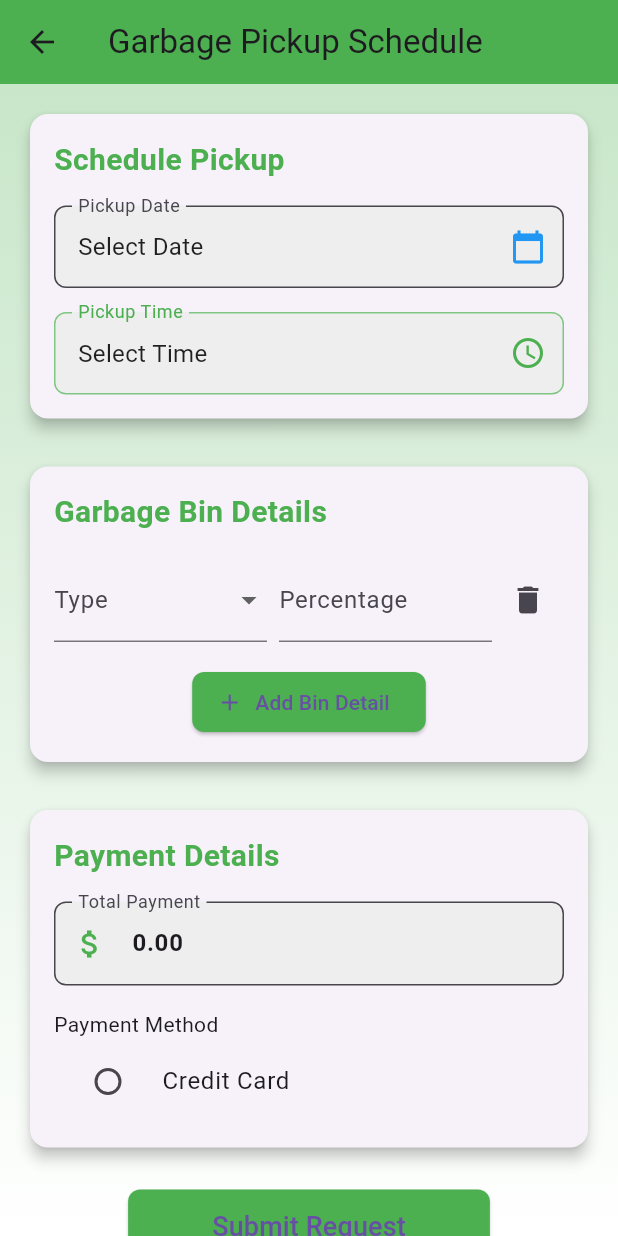
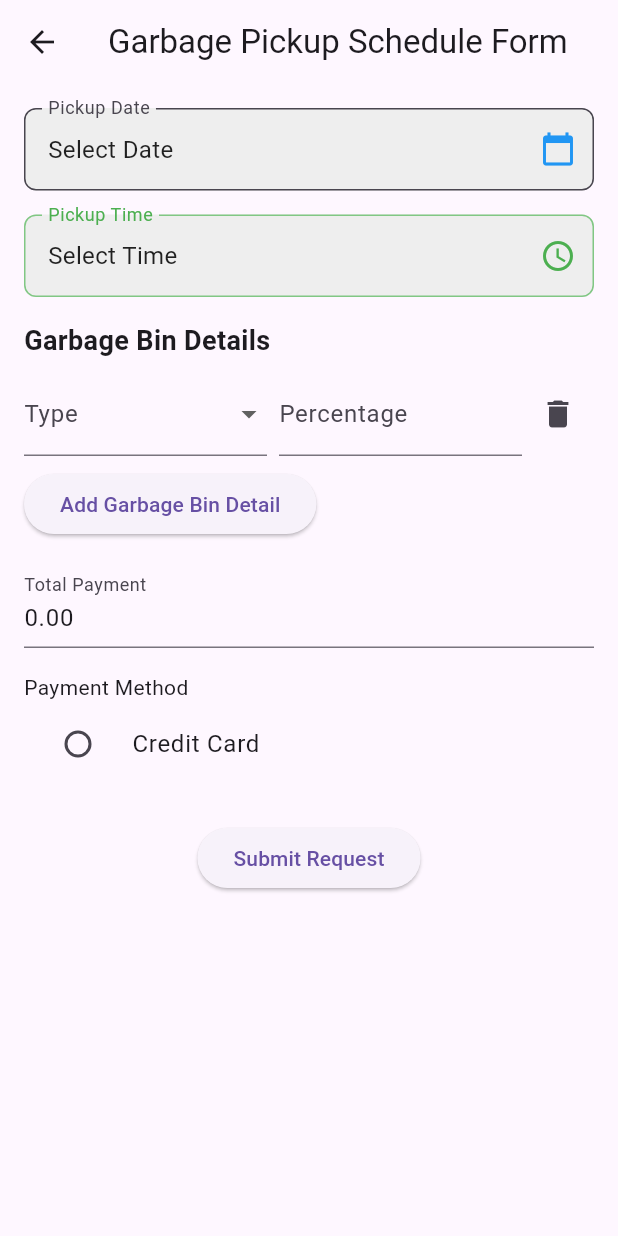
Before and after one commit to EcoBin-System/EcoBinWeb, a Flutter app: the GarbagePickupFormPage screen opened directly, on a phone screen of 412 x 824 dp. Run offline on Flutter 3.47's test engine with Material 3 defaults, Android fonts, the phone set to English and light mode, and no system bars; our stand-ins replace cloud_firestore, firebase_auth, firebase_core, logger, random_string; accounts and stored records are empty.

Commit message:
added loggers and proper error handling code snippets.

```diff
--- a/lib/pages/garbage_pickup_form.dart
+++ b/lib/pages/garbage_pickup_form.dart
@@ -1,3 +1,4 @@
+import 'package:ecobin_app/pages/pickup_records.dart';
 import 'package:flutter/material.dart';
 import 'package:firebase_auth/firebase_auth.dart';
 import 'package:cloud_firestore/cloud_firestore.dart';
@@ -5,6 +6,7 @@ import '../models/pickup_request.dart';
 import '../widgets/date_picker.dart';
 import '../widgets/time_picker.dart';
 import '../widgets/payment_method_radio.dart';
+import 'package:logger/logger.dart';
 
 class GarbagePickupFormPage extends StatefulWidget {
   @override
@@ -15,18 +17,15 @@ class _GarbagePickupFormPageState extends State<GarbagePickupFormPage> {
   final _formKey = GlobalKey<FormState>();
   final _auth = FirebaseAuth.instance;
   final _firestore = FirebaseFirestore.instance;
-
+  final Logger _logger = Logger();
   DateTime? _pickupDate;
   TimeOfDay? _pickupTime;
   final TextEditingController _totalPaymentController = TextEditingController();
   String _paymentMethod = '';
-
   final List<String> _paymentMethods = ['Credit Card'];
-
-  final List<Map<String, dynamic>> _garbageBinDetails = [
+  List<Map<String, dynamic>> _garbageBinDetails = [
     {'type': '', 'percentage': ''}
   ];
-
   final List<String> _allGarbageTypes = [
     'Organic',
     'Plastic',
@@ -38,6 +37,7 @@ class _GarbagePickupFormPageState extends State<GarbagePickupFormPage> {
   void initState() {
     super.initState();
     _calculateTotalPayment();
+    _logger.i('Initialized GarbagePickupFormPage');
   }
 
   @override
@@ -49,20 +49,8 @@ class _GarbagePickupFormPageState extends State<GarbagePickupFormPage> {
   @override
   Widget build(BuildContext context) {
     return Scaffold(
-      appBar: AppBar(
-        title: const Text('Garbage Pickup Schedule'),
-        backgroundColor: Colors.green,
-        elevation: 0,
-      ),
-      body: Container(
-        decoration: BoxDecoration(
-          gradient: LinearGradient(
-            begin: Alignment.topCenter,
-            end: Alignment.bottomCenter,
-            colors: [Colors.green.shade100, Colors.white],
-          ),
-        ),
-        child: SingleChildScrollView(
+      appBar: AppBar(title: const Text('Garbage Pickup Schedule Form')),
+      body: SingleChildScrollView(
         child: Padding(
           padding: EdgeInsets.all(16.0),
           child: Form(
@@ -70,148 +58,57 @@ class _GarbagePickupFormPageState extends State<GarbagePickupFormPage> {
             child: Column(
               crossAxisAlignment: CrossAxisAlignment.start,
               children: [
-                  Card(
-                    elevation: 4,
-                    shape: RoundedRectangleBorder(
-                      borderRadius: BorderRadius.circular(12),
-                    ),
-                    child: Padding(
-                      padding: EdgeInsets.all(16),
-                      child: Column(
-                        crossAxisAlignment: CrossAxisAlignment.start,
-                        children: [
-                          const Text(
-                            'Schedule Pickup',
-                            style: TextStyle(
-                              fontSize: 20,
-                              fontWeight: FontWeight.bold,
-                              color: Colors.green,
-                            ),
-                          ),
-                          SizedBox(height: 16),
                 DatePicker(
                   selectedDate: _pickupDate,
-                            onDateSelected: (date) =>
-                                setState(() => _pickupDate = date),
+                  onDateSelected: (date) {
+                    setState(() => _pickupDate = date);
+                    _logger.i('Pickup date selected: $date');
+                  },
                 ),
                 SizedBox(height: 16),
                 TimePicker(
                   selectedTime: _pickupTime,
-                            onTimeSelected: (time) =>
-                                setState(() => _pickupTime = time),
-                          ),
-                        ],
-                      ),
-                    ),
-                  ),
-                  SizedBox(height: 24),
-                  Card(
-                    elevation: 4,
-                    shape: RoundedRectangleBorder(
-                      borderRadius: BorderRadius.circular(12),
-                    ),
-                    child: Padding(
-                      padding: EdgeInsets.all(16),
-                      child: Column(
-                        crossAxisAlignment: CrossAxisAlignment.start,
-                        children: [
-                          const Text(
-                            'Garbage Bin Details',
-                            style: TextStyle(
-                              fontSize: 20,
-                              fontWeight: FontWeight.bold,
-                              color: Colors.green,
-                            ),
+                  onTimeSelected: (time) {
+                    setState(() => _pickupTime = time);
+                    _logger.i('Pickup time selected: $time');
+                  },
                 ),
                 SizedBox(height: 16),
+                Text('Garbage Bin Details',
+                    style:
+                        TextStyle(fontSize: 18, fontWeight: FontWeight.bold)),
+                SizedBox(height: 8),
                 ..._buildGarbageBinDetailsFields(),
-                          SizedBox(height: 16),
-                          Center(
-                            child: ElevatedButton.icon(
+                SizedBox(height: 8),
+                ElevatedButton(
                   onPressed: _addGarbageBinDetail,
-                              icon: Icon(Icons.add),
-                              label: Text('Add Bin Detail'),
-                              style: ElevatedButton.styleFrom(
-                                backgroundColor: Colors.green,
-                                shape: RoundedRectangleBorder(
-                                  borderRadius: BorderRadius.circular(8),
-                                ),
-                              ),
-                            ),
-                          ),
-                        ],
-                      ),
-                    ),
-                  ),
-                  SizedBox(height: 24),
-                  Card(
-                    elevation: 4,
-                    shape: RoundedRectangleBorder(
-                      borderRadius: BorderRadius.circular(12),
-                    ),
-                    child: Padding(
-                      padding: EdgeInsets.all(16),
-                      child: Column(
-                        crossAxisAlignment: CrossAxisAlignment.start,
-                        children: [
-                          const Text(
-                            'Payment Details',
-                            style: TextStyle(
-                              fontSize: 20,
-                              fontWeight: FontWeight.bold,
-                              color: Colors.green,
-                            ),
+                  child: Text('Add Garbage Bin Detail'),
                 ),
                 SizedBox(height: 16),
                 TextFormField(
                   controller: _totalPaymentController,
                   decoration: InputDecoration(
                     labelText: 'Total Payment',
-                              border: OutlineInputBorder(
-                                borderRadius: BorderRadius.circular(8),
-                              ),
-                              filled: true,
-                              fillColor: Colors.grey[200],
-                              prefixIcon:
-                                  Icon(Icons.attach_money, color: Colors.green),
                   ),
                   readOnly: true,
-                            style: TextStyle(
-                                fontSize: 16, fontWeight: FontWeight.bold),
                 ),
                 SizedBox(height: 16),
                 PaymentMethodRadio(
                   paymentMethods: _paymentMethods,
                   selectedMethod: _paymentMethod,
-                            onMethodSelected: (method) =>
-                                setState(() => _paymentMethod = method),
-                          ),
-                        ],
-                      ),
-                    ),
+                  onMethodSelected: (method) {
+                    setState(() => _paymentMethod = method);
+                    _logger.i('Payment method selected: $method');
+                  },
                 ),
                 SizedBox(height: 24),
                 Center(
                   child: ElevatedButton(
                     onPressed: _submitForm,
-                      style: ElevatedButton.styleFrom(
-                        backgroundColor: Colors.green,
-                        shape: RoundedRectangleBorder(
-                          borderRadius: BorderRadius.circular(8),
-                        ),
-                      ),
-                      child: const Padding(
-                        padding:
-                            EdgeInsets.symmetric(horizontal: 32, vertical: 12),
-                        child: Text(
-                          'Submit Request',
-                          style: TextStyle(fontSize: 18),
-                        ),
-                      ),
+                    child: Text('Submit Request'),
                   ),
                 ),
               ],
-              ),
             ),
           ),
         ),
@@ -224,13 +121,11 @@ class _GarbagePickupFormPageState extends State<GarbagePickupFormPage> {
       int idx = entry.key;
       var detail = entry.value;
       List<String> availableTypes = _getAvailableGarbageTypes(idx);
-
       // Ensure the current value is in the available types
       String currentValue = detail['type'];
       if (currentValue.isNotEmpty && !availableTypes.contains(currentValue)) {
         availableTypes.add(currentValue);
       }
-
       return Row(
         children: [
           Expanded(
@@ -246,6 +141,7 @@ class _GarbagePickupFormPageState extends State<GarbagePickupFormPage> {
               onChanged: (String? newValue) {
                 setState(() {
                   _garbageBinDetails[idx]['type'] = newValue ?? '';
+                  _logger.i('Selected type for bin $idx: ${newValue ?? ''}');
                 });
               },
               validator: (value) {
@@ -266,6 +162,7 @@ class _GarbagePickupFormPageState extends State<GarbagePickupFormPage> {
                 setState(() {
                   _garbageBinDetails[idx]['percentage'] = value;
                   _calculateTotalPayment();
+                  _logger.i('Updated percentage for bin $idx: $value');
                 });
               },
               validator: (value) {
@@ -282,7 +179,10 @@ class _GarbagePickupFormPageState extends State<GarbagePickupFormPage> {
           ),
           IconButton(
             icon: Icon(Icons.delete),
-            onPressed: () => _removeGarbageBinDetail(idx),
+            onPressed: () {
+              _removeGarbageBinDetail(idx);
+              _logger.i('Removed bin detail at index $idx');
+            },
           ),
         ],
       );
@@ -297,7 +197,6 @@ class _GarbagePickupFormPageState extends State<GarbagePickupFormPage> {
             entry.key != currentIndex && entry.value['type'].isNotEmpty)
         .map((entry) => entry.value['type'] as String)
         .toList();
-
     return _allGarbageTypes
         .where((type) => !selectedTypes.contains(type))
         .toList();
@@ -306,6 +205,7 @@ class _GarbagePickupFormPageState extends State<GarbagePickupFormPage> {
   void _addGarbageBinDetail() {
     setState(() {
       _garbageBinDetails.add({'type': '', 'percentage': ''});
+      _logger.i('Added new garbage bin detail');
     });
   }
 
@@ -313,6 +213,7 @@ class _GarbagePickupFormPageState extends State<GarbagePickupFormPage> {
     setState(() {
       _garbageBinDetails.removeAt(index);
       _calculateTotalPayment();
+      _logger.i('Removed garbage bin detail at index: $index');
     });
   }
 
@@ -323,6 +224,7 @@ class _GarbagePickupFormPageState extends State<GarbagePickupFormPage> {
       totalPayment += (percentage / 100) * 50;
     }
     _totalPaymentController.text = totalPayment.toStringAsFixed(2);
+    _logger.i('Calculated total payment: $totalPayment');
   }
 
   void _submitForm() async {
@@ -332,18 +234,17 @@ class _GarbagePickupFormPageState extends State<GarbagePickupFormPage> {
         if (currentUser != null) {
           DocumentSnapshot userDoc =
               await _firestore.collection('users').doc(currentUser.uid).get();
-
           if (!userDoc.exists) {
+            _logger
+                .e('User document does not exist for UID: ${currentUser.uid}');
             throw Exception('User document does not exist');
           }
-
           Map<String, dynamic> userData =
               userDoc.data() as Map<String, dynamic>;
-
           if (_pickupDate == null || _pickupTime == null) {
+            _logger.e('Pickup date or time is not selected');
             throw Exception('Pickup date or time is not selected');
           }
-
           PickupRequest request = PickupRequest(
             userId: currentUser.uid,
             userName: userData['name'],
@@ -357,21 +258,30 @@ class _GarbagePickupFormPageState extends State<GarbagePickupFormPage> {
             paymentMethod: _paymentMethod,
             createdAt: DateTime.now(),
           );
-
           await _firestore.collection('pickupRequests').add(request.toMap());
-
+          _logger.i('Pickup request submitted successfully: $request');
           ScaffoldMessenger.of(context).showSnackBar(
             SnackBar(content: Text('Pickup request submitted successfully!')),
           );
+
+          // Navigate to UserPickupRequestsPage after successful submission
+          Navigator.of(context).pushReplacement(
+            MaterialPageRoute(
+              builder: (context) => UserPickupRequestsPage(),
+            ),
+          );
         } else {
+          _logger.e('No authenticated user found');
           throw Exception('No authenticated user found');
         }
       } catch (e) {
-        print('Error submitting form: $e');
+        _logger.e('Error submitting form: $e');
         ScaffoldMessenger.of(context).showSnackBar(
-          SnackBar(content: Text('Error: ${e.toString()}')),
+          SnackBar(content: Text('Failed to submit request: $e')),
         );
+      }
+    } else {
+      _logger.w('Form validation failed');
     }
   }
 }
-}
--- a/pubspec.yaml
+++ b/pubspec.yaml
@@ -18,6 +18,7 @@ dependencies:
   random_string: ^2.3.1
   fluttertoast: ^8.2.8
   intl: ^0.19.0
+  logger: ^2.4.0
 
 dev_dependencies:
   flutter_test:
```
Also changed, not shown: lib/pages/pickup_records.dart (+9 -0 lines), lib/pages/update_pickup_record.dart (+12 -1 lines), lib/services/firebase_service.dart (+17 -4 lines), lib/user_management/screens/home/home.dart (+1 -12 lines), lib/widgets/pickup_record_card.dart (+27 -14 lines), pubspec.lock. Lines whose indentation alone changed are shown as unchanged.
